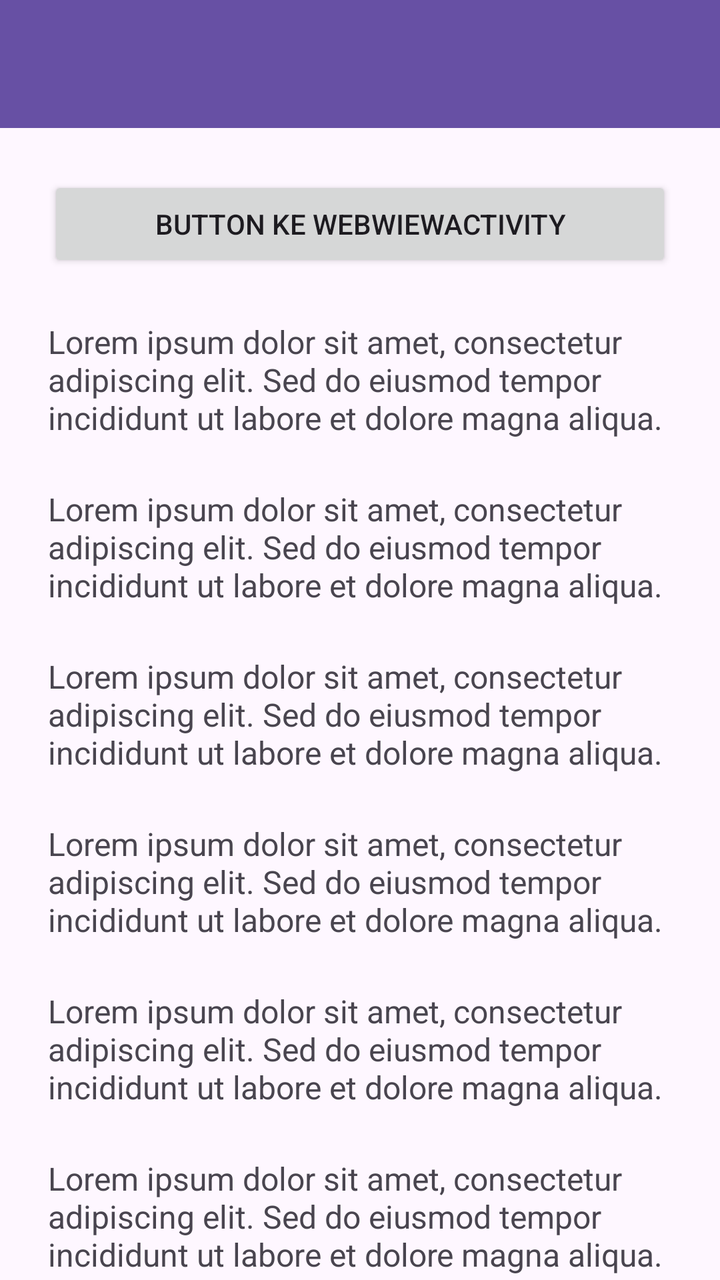
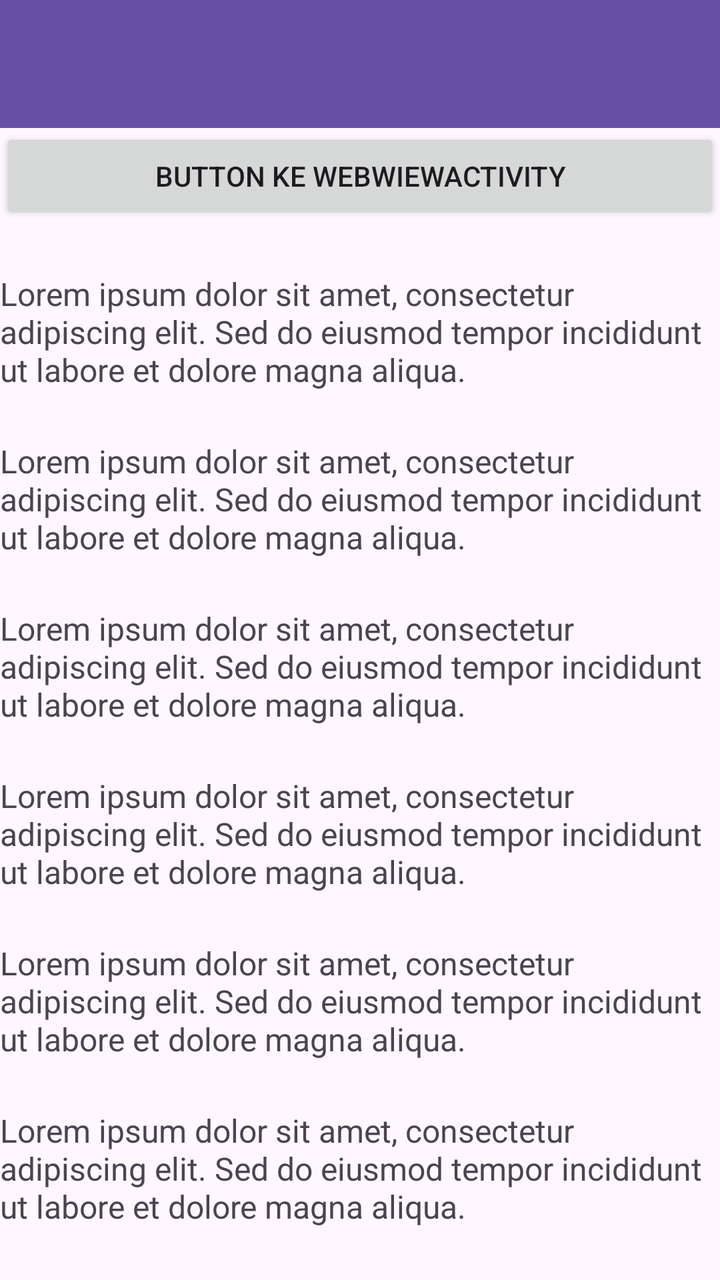

Screens rendered from an Android XML layout before and after an edit, with the pre-edit source and the edit as a unified diff.
<!-- AndroidManifest.xml: application theme Theme.IdoApps -->
<!-- res/layout/activity_fifth.xml -->
<?xml version="1.0" encoding="utf-8"?>
<androidx.coordinatorlayout.widget.CoordinatorLayout xmlns:android="http://schemas.android.com/apk/res/android"
    xmlns:app="http://schemas.android.com/apk/res-auto"
    xmlns:tools="http://schemas.android.com/tools"
    android:id="@+id/main"
    android:layout_width="match_parent"
    android:layout_height="match_parent"
    tools:context=".pertemuan_5.FifthActivity">

    <com.google.android.material.appbar.AppBarLayout
        android:id="@+id/appBarLayout"
        android:layout_width="match_parent"
        android:layout_height="wrap_content"
        android:theme="@style/ThemeOverlay.AppCompat.Dark.ActionBar">

        <androidx.appcompat.widget.Toolbar
            android:id="@+id/toolbar"
            android:layout_width="match_parent"
            android:layout_height="?attr/actionBarSize"
            android:background="?attr/colorPrimary"
            app:titleTextColor="@android:color/white"
            app:subtitleTextColor="@android:color/white" />

    </com.google.android.material.appbar.AppBarLayout>

    
    <androidx.core.widget.NestedScrollView
        android:layout_width="match_parent"
        android:layout_height="match_parent"
        app:layout_behavior="@string/appbar_scrolling_view_behavior"
        android:padding="24dp"
        android:clipToPadding="false">

        <LinearLayout
            android:layout_width="match_parent"
            android:layout_height="wrap_content"
            android:orientation="vertical"
            android:gravity="center_horizontal">



            
            <Button
                android:id="@+id/btnWebView"
                android:layout_width="match_parent"
                android:layout_height="wrap_content"
                android:text="Button Ke WebWiewActivity" />

            <TextView
                android:layout_width="match_parent"
                android:layout_height="wrap_content"
                android:text="Lorem ipsum dolor sit amet, consectetur adipiscing elit. Sed do eiusmod tempor incididunt ut labore et dolore magna aliqua. "
                android:textSize="16sp"
                android:layout_marginTop="24dp" />
            <TextView
                android:layout_width="match_parent"
                android:layout_height="wrap_content"
                android:text="Lorem ipsum dolor sit amet, consectetur adipiscing elit. Sed do eiusmod tempor incididunt ut labore et dolore magna aliqua. "
                android:textSize="16sp"
                android:layout_marginTop="24dp" />
            <TextView
                android:layout_width="match_parent"
                android:layout_height="wrap_content"
                android:text="Lorem ipsum dolor sit amet, consectetur adipiscing elit. Sed do eiusmod tempor incididunt ut labore et dolore magna aliqua. "
                android:textSize="16sp"
                android:layout_marginTop="24dp" />
            <TextView
                android:layout_width="match_parent"
                android:layout_height="wrap_content"
                android:text="Lorem ipsum dolor sit amet, consectetur adipiscing elit. Sed do eiusmod tempor incididunt ut labore et dolore magna aliqua. "
                android:textSize="16sp"
                android:layout_marginTop="24dp" />

            <TextView
                android:layout_width="match_parent"
                android:layout_height="wrap_content"
                android:text="Lorem ipsum dolor sit amet, consectetur adipiscing elit. Sed do eiusmod tempor incididunt ut labore et dolore magna aliqua. "
                android:textSize="16sp"
                android:layout_marginTop="24dp" />
            <TextView
                android:layout_width="match_parent"
                android:layout_height="wrap_content"
                android:text="Lorem ipsum dolor sit amet, consectetur adipiscing elit. Sed do eiusmod tempor incididunt ut labore et dolore magna aliqua. "
                android:textSize="16sp"
                android:layout_marginTop="24dp" />
            <TextView
                android:layout_width="match_parent"
                android:layout_height="wrap_content"
                android:text="Lorem ipsum dolor sit amet, consectetur adipiscing elit. Sed do eiusmod tempor incididunt ut labore et dolore magna aliqua. "
                android:textSize="16sp"
                android:layout_marginTop="24dp" />

            <TextView
                android:layout_width="match_parent"
                android:layout_height="wrap_content"
                android:text="Lorem ipsum dolor sit amet, consectetur adipiscing elit. Sed do eiusmod tempor incididunt ut labore et dolore magna aliqua. "
                android:textSize="16sp"
                android:layout_marginTop="24dp" />
            <TextView
                android:layout_width="match_parent"
                android:layout_height="wrap_content"
                android:text="Lorem ipsum dolor sit amet, consectetur adipiscing elit. Sed do eiusmod tempor incididunt ut labore et dolore magna aliqua. "
                android:textSize="16sp"
                android:layout_marginTop="24dp" />
            <TextView
                android:layout_width="match_parent"
                android:layout_height="wrap_content"
                android:text="Lorem ipsum dolor sit amet, consectetur adipiscing elit. Sed do eiusmod tempor incididunt ut labore et dolore magna aliqua. "
                android:textSize="16sp"
                android:layout_marginTop="24dp" />
            <TextView
                android:layout_width="match_parent"
                android:layout_height="wrap_content"
                android:text="Lorem ipsum dolor sit amet, consectetur adipiscing elit. Sed do eiusmod tempor incididunt ut labore et dolore magna aliqua. "
                android:textSize="16sp"
                android:layout_marginTop="24dp" />
            <TextView
                android:layout_width="match_parent"
                android:layout_height="wrap_content"
                android:text="Lorem ipsum dolor sit amet, consectetur adipiscing elit. Sed do eiusmod tempor incididunt ut labore et dolore magna aliqua. "
                android:textSize="16sp"
                android:layout_marginTop="24dp" />
            <TextView
                android:layout_width="match_parent"
                android:layout_height="wrap_content"
                android:text="Lorem ipsum dolor sit amet, consectetur adipiscing elit. Sed do eiusmod tempor incididunt ut labore et dolore magna aliqua. "
                android:textSize="16sp"
                android:layout_marginTop="24dp" />
            <TextView
                android:layout_width="match_parent"
                android:layout_height="wrap_content"
                android:text="Lorem ipsum dolor sit amet, consectetur adipiscing elit. Sed do eiusmod tempor incididunt ut labore et dolore magna aliqua. "
                android:textSize="16sp"
                android:layout_marginTop="24dp" />
            <TextView
                android:layout_width="match_parent"
                android:layout_height="wrap_content"
                android:text="Lorem ipsum dolor sit amet, consectetur adipiscing elit. Sed do eiusmod tempor incididunt ut labore et dolore magna aliqua. "
                android:textSize="16sp"
                android:layout_marginTop="24dp" />
            <TextView
                android:layout_width="match_parent"
                android:layout_height="wrap_content"
                android:text="Lorem ipsum dolor sit amet, consectetur adipiscing elit. Sed do eiusmod tempor incididunt ut labore et dolore magna aliqua. "
                android:textSize="16sp"
                android:layout_marginTop="24dp" />
            <TextView
                android:layout_width="match_parent"
                android:layout_height="wrap_content"
                android:text="Lorem ipsum dolor sit amet, consectetur adipiscing elit. Sed do eiusmod tempor incididunt ut labore et dolore magna aliqua. "
                android:textSize="16sp"
                android:layout_marginTop="24dp" />


        </LinearLayout>
    </androidx.core.widget.NestedScrollView>


</androidx.coordinatorlayout.widget.CoordinatorLayout>
<!-- resources referenced by this layout -->
<resources>
  <style name="Theme.IdoApps" parent="Base.Theme.IdoApps" />
  <style name="Base.Theme.IdoApps" parent="Theme.Material3.DayNight.NoActionBar">
          
          
      </style>
</resources>

<!-- the commit's change to res/layout/activity_fifth.xml (unified diff, before → after) -->
@@ -25,19 +25,16 @@
 
     
     <androidx.core.widget.NestedScrollView
+        android:id="@+id/nested_scroll_view"
         android:layout_width="match_parent"
         android:layout_height="match_parent"
-        app:layout_behavior="@string/appbar_scrolling_view_behavior"
-        android:padding="24dp"
-        android:clipToPadding="false">
+        app:layout_behavior="@string/appbar_scrolling_view_behavior">
 
         <LinearLayout
             android:layout_width="match_parent"
             android:layout_height="wrap_content"
             android:orientation="vertical"
             android:gravity="center_horizontal">
-
-
 
             
             <Button
@@ -155,5 +152,13 @@
         </LinearLayout>
     </androidx.core.widget.NestedScrollView>
 
+    <com.google.android.material.floatingactionbutton.FloatingActionButton
+        android:id="@+id/fab_to_top"
+        android:layout_width="wrap_content"
+        android:layout_height="wrap_content"
+        android:layout_gravity="bottom|end"
+        android:layout_margin="24dp"
+        android:src="@android:drawable/ic_menu_upload"
+        android:visibility="gone" />
 
 </androidx.coordinatorlayout.widget.CoordinatorLayout>
